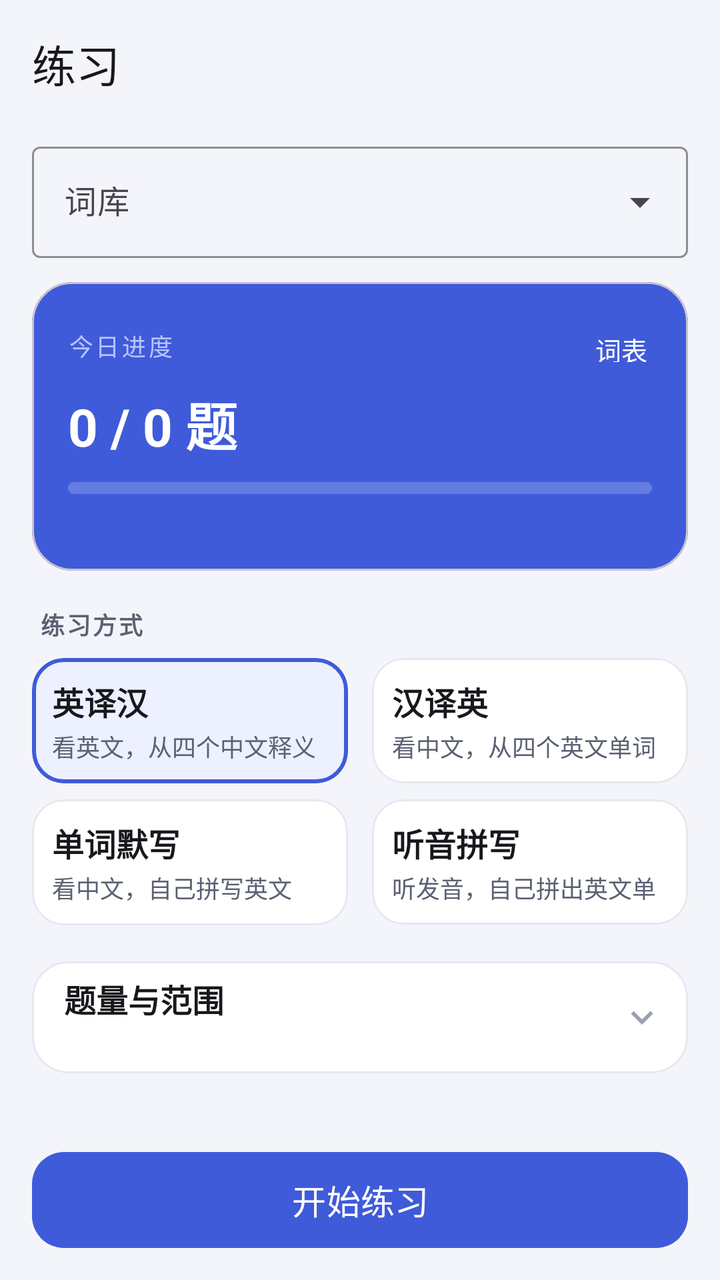
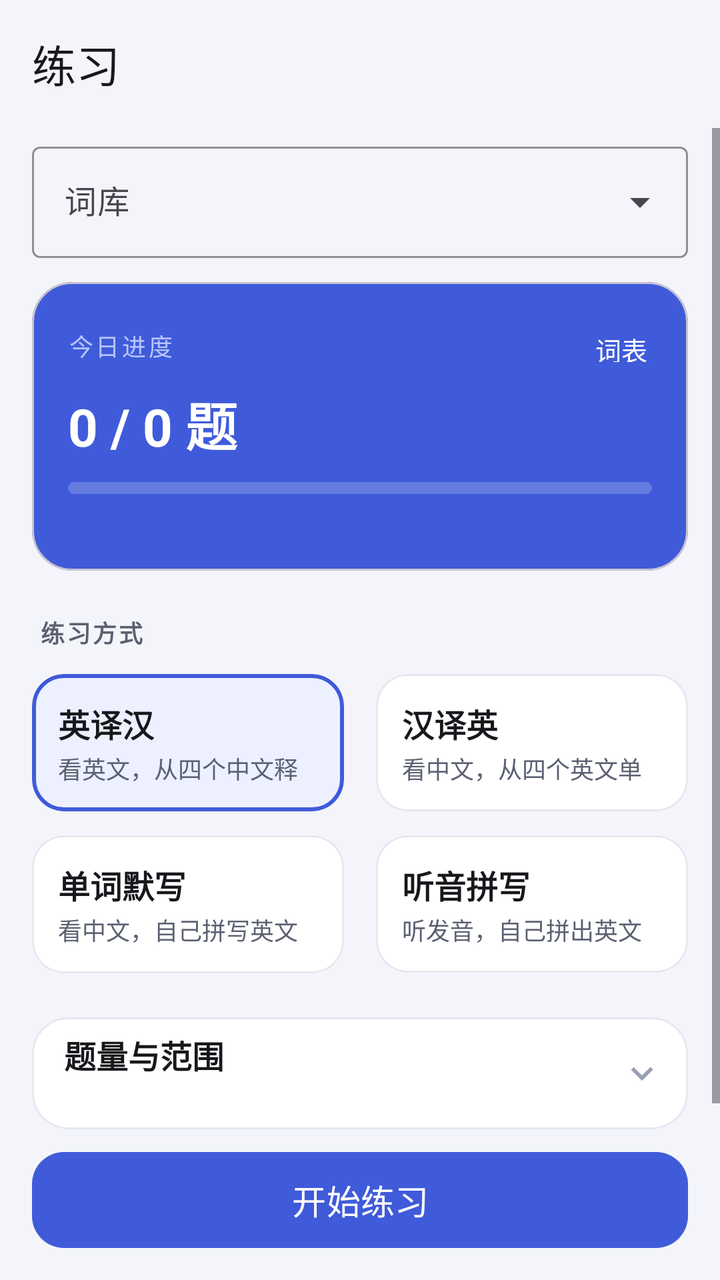

An Android layout rendered at two revisions. The XML below is the earlier revision; the diff shows what the commit changed to produce the second picture.
<!-- AndroidManifest.xml: application theme Theme.WordDrill -->
<!-- res/layout/fragment_practice.xml -->
<?xml version="1.0" encoding="utf-8"?>
<LinearLayout xmlns:android="http://schemas.android.com/apk/res/android"
    xmlns:app="http://schemas.android.com/apk/res-auto"
    android:id="@+id/root"
    android:layout_width="match_parent"
    android:layout_height="match_parent"
    android:background="@color/bg"
    android:focusableInTouchMode="true"
    android:orientation="vertical">

    <com.google.android.material.appbar.MaterialToolbar
        android:id="@+id/toolbar"
        style="@style/Toolbar.WordDrill"
        android:layout_width="match_parent"
        android:layout_height="?attr/actionBarSize"
        app:title="@string/tab_practice"
        app:titleTextAppearance="@style/TextAppearance.Material3.TitleLarge" />

    <ScrollView
        android:layout_width="match_parent"
        android:layout_height="0dp"
        android:layout_weight="1"
        android:clipToPadding="false"
        android:fillViewport="true">

        <LinearLayout
            android:layout_width="match_parent"
            android:layout_height="wrap_content"
            android:orientation="vertical"
            android:paddingStart="16dp"
            android:paddingTop="4dp"
            android:paddingEnd="16dp"
            android:paddingBottom="16dp">

            <com.google.android.material.textfield.TextInputLayout
                android:id="@+id/tilBook"
                style="@style/Widget.Material3.TextInputLayout.OutlinedBox.ExposedDropdownMenu"
                android:layout_width="match_parent"
                android:layout_height="wrap_content"
                android:hint="@string/label_book"
                app:boxStrokeColor="@color/brand">

                <com.google.android.material.textfield.MaterialAutoCompleteTextView
                    android:id="@+id/etBook"
                    android:layout_width="match_parent"
                    android:layout_height="wrap_content"
                    android:cursorVisible="false"
                    android:focusable="false"
                    android:focusableInTouchMode="false"
                    android:inputType="none"
                    android:textSize="16sp" />
            </com.google.android.material.textfield.TextInputLayout>

            <com.google.android.material.card.MaterialCardView
                android:id="@+id/cardProgress"
                android:layout_width="match_parent"
                android:layout_height="wrap_content"
                android:layout_marginTop="12dp"
                android:clickable="true"
                android:focusable="true"
                android:foreground="?attr/selectableItemBackground"
                app:cardBackgroundColor="@color/brand"
                app:cardCornerRadius="20dp"
                app:cardElevation="0dp">

                <LinearLayout
                    android:layout_width="match_parent"
                    android:layout_height="wrap_content"
                    android:orientation="vertical"
                    android:paddingStart="18dp"
                    android:paddingTop="14dp"
                    android:paddingEnd="10dp"
                    android:paddingBottom="14dp">

                    <LinearLayout
                        android:layout_width="match_parent"
                        android:layout_height="wrap_content"
                        android:gravity="center_vertical"
                        android:orientation="horizontal">

                        <TextView
                            android:layout_width="0dp"
                            android:layout_height="wrap_content"
                            android:layout_weight="1"
                            android:letterSpacing="0.1"
                            android:text="@string/report_today"
                            android:textColor="#B9C4FF"
                            android:textSize="12sp" />

                        <com.google.android.material.button.MaterialButton
                            android:id="@+id/btnOpenList"
                            style="@style/Widget.Material3.Button.TextButton"
                            android:layout_width="wrap_content"
                            android:layout_height="36dp"
                            android:minWidth="0dp"
                            android:paddingStart="10dp"
                            android:paddingEnd="10dp"
                            android:text="@string/label_word_list"
                            android:textColor="@color/white"
                            android:textSize="13sp" />
                    </LinearLayout>

                    <TextView
                        android:id="@+id/tvHeroTitle"
                        style="@style/Text.Hero"
                        android:layout_width="wrap_content"
                        android:layout_height="wrap_content"
                        android:layout_marginTop="2dp"
                        android:text="0 / 0 题" />

                    <com.google.android.material.progressindicator.LinearProgressIndicator
                        android:id="@+id/pbHero"
                        android:layout_width="match_parent"
                        android:layout_height="wrap_content"
                        android:layout_marginTop="10dp"
                        android:layout_marginEnd="8dp"
                        android:max="100"
                        app:indicatorColor="@color/white"
                        app:trackColor="#33FFFFFF"
                        app:trackCornerRadius="3dp"
                        app:trackStopIndicatorSize="0dp"
                        app:trackThickness="6dp" />

                    <TextView
                        android:id="@+id/tvHeroSub"
                        android:layout_width="match_parent"
                        android:layout_height="wrap_content"
                        android:layout_marginTop="8dp"
                        android:layout_marginEnd="8dp"
                        android:textColor="#B9C4FF"
                        android:textSize="12sp" />
                </LinearLayout>
            </com.google.android.material.card.MaterialCardView>

            <com.google.android.material.button.MaterialButton
                android:id="@+id/btnReviewNow"
                style="@style/Widget.Material3.Button.TonalButton"
                android:layout_width="match_parent"
                android:layout_height="48dp"
                android:layout_marginTop="10dp"
                android:text="@string/action_review"
                android:textSize="14sp"
                android:visibility="gone"
                app:cornerRadius="14dp" />

            <TextView
                style="@style/Text.SectionLabel"
                android:layout_width="wrap_content"
                android:layout_height="wrap_content"
                android:layout_marginTop="18dp"
                android:layout_marginStart="4dp"
                android:text="@string/label_mode" />

            <LinearLayout
                android:layout_width="match_parent"
                android:layout_height="wrap_content"
                android:layout_marginTop="8dp"
                android:baselineAligned="false"
                android:orientation="horizontal">

                <com.google.android.material.card.MaterialCardView
                    android:id="@+id/cardEnZh"
                    android:layout_width="0dp"
                    android:layout_height="wrap_content"
                    android:layout_marginEnd="6dp"
                    android:layout_weight="1"
                    android:clickable="true"
                    android:focusable="true"
                    android:foreground="?attr/selectableItemBackground"
                    app:cardBackgroundColor="@color/brand_soft"
                    app:cardCornerRadius="16dp"
                    app:cardElevation="0dp"
                    app:strokeColor="@color/brand"
                    app:strokeWidth="2dp">

                    <LinearLayout
                        android:layout_width="match_parent"
                        android:layout_height="wrap_content"
                        android:orientation="vertical"
                        android:padding="10dp">

                        <TextView
                            style="@style/Text.CardTitle"
                            android:layout_width="wrap_content"
                            android:layout_height="wrap_content"
                            android:text="@string/mode_en_zh" />

                        <TextView
                            style="@style/Text.CardSubtitle"
                            android:layout_width="match_parent"
                            android:layout_height="wrap_content"
                            android:layout_marginTop="2dp"
                            android:maxLines="1"
                            android:text="@string/mode_en_zh_desc" />
                    </LinearLayout>
                </com.google.android.material.card.MaterialCardView>

                <com.google.android.material.card.MaterialCardView
                    android:id="@+id/cardZhEn"
                    android:layout_width="0dp"
                    android:layout_height="wrap_content"
                    android:layout_marginStart="6dp"
                    android:layout_weight="1"
                    android:clickable="true"
                    android:focusable="true"
                    android:foreground="?attr/selectableItemBackground"
                    app:cardBackgroundColor="@color/surface"
                    app:cardCornerRadius="16dp"
                    app:cardElevation="0dp"
                    app:strokeColor="@color/divider"
                    app:strokeWidth="1dp">

                    <LinearLayout
                        android:layout_width="match_parent"
                        android:layout_height="wrap_content"
                        android:orientation="vertical"
                        android:padding="10dp">

                        <TextView
                            style="@style/Text.CardTitle"
                            android:layout_width="wrap_content"
                            android:layout_height="wrap_content"
                            android:text="@string/mode_zh_en" />

                        <TextView
                            style="@style/Text.CardSubtitle"
                            android:layout_width="match_parent"
                            android:layout_height="wrap_content"
                            android:layout_marginTop="2dp"
                            android:maxLines="1"
                            android:text="@string/mode_zh_en_desc" />
                    </LinearLayout>
                </com.google.android.material.card.MaterialCardView>
            </LinearLayout>

            <LinearLayout
                android:layout_width="match_parent"
                android:layout_height="wrap_content"
                android:layout_marginTop="8dp"
                android:baselineAligned="false"
                android:orientation="horizontal">

                <com.google.android.material.card.MaterialCardView
                    android:id="@+id/cardSpell"
                    android:layout_width="0dp"
                    android:layout_height="wrap_content"
                    android:layout_marginEnd="6dp"
                    android:layout_weight="1"
                    android:clickable="true"
                    android:focusable="true"
                    android:foreground="?attr/selectableItemBackground"
                    app:cardBackgroundColor="@color/surface"
                    app:cardCornerRadius="16dp"
                    app:cardElevation="0dp"
                    app:strokeColor="@color/divider"
                    app:strokeWidth="1dp">

                    <LinearLayout
                        android:layout_width="match_parent"
                        android:layout_height="wrap_content"
                        android:orientation="vertical"
                        android:padding="10dp">

                        <TextView
                            style="@style/Text.CardTitle"
                            android:layout_width="wrap_content"
                            android:layout_height="wrap_content"
                            android:text="@string/mode_spell" />

                        <TextView
                            style="@style/Text.CardSubtitle"
                            android:layout_width="match_parent"
                            android:layout_height="wrap_content"
                            android:layout_marginTop="2dp"
                            android:maxLines="1"
                            android:text="@string/mode_spell_desc" />
                    </LinearLayout>
                </com.google.android.material.card.MaterialCardView>

                <com.google.android.material.card.MaterialCardView
                    android:id="@+id/cardListen"
                    android:layout_width="0dp"
                    android:layout_height="wrap_content"
                    android:layout_marginStart="6dp"
                    android:layout_weight="1"
                    android:clickable="true"
                    android:focusable="true"
                    android:foreground="?attr/selectableItemBackground"
                    app:cardBackgroundColor="@color/surface"
                    app:cardCornerRadius="16dp"
                    app:cardElevation="0dp"
                    app:strokeColor="@color/divider"
                    app:strokeWidth="1dp">

                    <LinearLayout
                        android:layout_width="match_parent"
                        android:layout_height="wrap_content"
                        android:orientation="vertical"
                        android:padding="10dp">

                        <TextView
                            style="@style/Text.CardTitle"
                            android:layout_width="wrap_content"
                            android:layout_height="wrap_content"
                            android:text="@string/mode_listen" />

                        <TextView
                            style="@style/Text.CardSubtitle"
                            android:layout_width="match_parent"
                            android:layout_height="wrap_content"
                            android:layout_marginTop="2dp"
                            android:maxLines="1"
                            android:text="@string/mode_listen_desc" />
                    </LinearLayout>
                </com.google.android.material.card.MaterialCardView>
            </LinearLayout>

            <com.google.android.material.card.MaterialCardView
                android:layout_width="match_parent"
                android:layout_height="wrap_content"
                android:layout_marginTop="18dp"
                app:cardBackgroundColor="@color/surface"
                app:cardCornerRadius="18dp"
                app:cardElevation="0dp"
                app:strokeColor="@color/divider"
                app:strokeWidth="1dp">

                <LinearLayout
                    android:layout_width="match_parent"
                    android:layout_height="wrap_content"
                    android:orientation="vertical">

                    <LinearLayout
                        android:id="@+id/rowSettings"
                        android:layout_width="match_parent"
                        android:layout_height="wrap_content"
                        android:background="?attr/selectableItemBackground"
                        android:clickable="true"
                        android:focusable="true"
                        android:gravity="center_vertical"
                        android:minHeight="56dp"
                        android:orientation="horizontal"
                        android:paddingStart="16dp"
                        android:paddingEnd="12dp">

                        <LinearLayout
                            android:layout_width="0dp"
                            android:layout_height="wrap_content"
                            android:layout_weight="1"
                            android:orientation="vertical">

                            <TextView
                                style="@style/Text.CardTitle"
                                android:layout_width="wrap_content"
                                android:layout_height="wrap_content"
                                android:text="@string/label_count_range" />

                            <TextView
                                android:id="@+id/tvSettingsSummary"
                                android:layout_width="wrap_content"
                                android:layout_height="wrap_content"
                                android:layout_marginTop="2dp"
                                android:textColor="@color/text_hint"
                                android:textSize="12sp" />
                        </LinearLayout>

                        <ImageView
                            android:id="@+id/ivExpand"
                            android:layout_width="22dp"
                            android:layout_height="22dp"
                            android:contentDescription="@null"
                            android:rotation="90"
                            android:src="@drawable/ic_chevron_right"
                            app:tint="@color/text_hint" />
                    </LinearLayout>

                    <LinearLayout
                        android:id="@+id/settingsBody"
                        android:layout_width="match_parent"
                        android:layout_height="wrap_content"
                        android:orientation="vertical"
                        android:paddingStart="16dp"
                        android:paddingEnd="16dp"
                        android:paddingBottom="16dp"
                        android:visibility="gone">

                        <View
                            android:layout_width="match_parent"
                            android:layout_height="1dp"
                            android:layout_marginBottom="14dp"
                            android:background="@color/divider" />

                        <LinearLayout
                            android:layout_width="match_parent"
                            android:layout_height="wrap_content"
                            android:gravity="center_vertical"
                            android:orientation="horizontal">

                            <TextView
                                android:layout_width="0dp"
                                android:layout_height="wrap_content"
                                android:layout_weight="1"
                                android:text="@string/label_count"
                                android:textColor="@color/text_primary"
                                android:textSize="14sp" />

                            <com.google.android.material.textfield.TextInputLayout
                                android:id="@+id/tilCount"
                                style="@style/Widget.Material3.TextInputLayout.OutlinedBox"
                                android:layout_width="96dp"
                                android:layout_height="wrap_content"
                                app:boxStrokeColor="@color/brand">

                                <com.google.android.material.textfield.TextInputEditText
                                    android:id="@+id/etCount"
                                    android:layout_width="match_parent"
                                    android:layout_height="wrap_content"
                                    android:gravity="center"
                                    android:imeOptions="actionDone"
                                    android:inputType="number"
                                    android:maxLength="3"
                                    android:text="20"
                                    android:textSize="16sp" />
                            </com.google.android.material.textfield.TextInputLayout>
                        </LinearLayout>

                        <TextView
                            android:id="@+id/tvRangeHint"
                            android:layout_width="match_parent"
                            android:layout_height="wrap_content"
                            android:layout_marginTop="14dp"
                            android:text="@string/label_range"
                            android:textColor="@color/text_primary"
                            android:textSize="14sp" />

                        <TextView
                            android:id="@+id/tvRangeSub"
                            android:layout_width="wrap_content"
                            android:layout_height="wrap_content"
                            android:layout_marginTop="2dp"
                            android:textColor="@color/text_hint"
                            android:textSize="12sp" />

                        <LinearLayout
                            android:layout_width="match_parent"
                            android:layout_height="wrap_content"
                            android:layout_marginTop="8dp"
                            android:baselineAligned="false"
                            android:orientation="horizontal">

                            <com.google.android.material.textfield.TextInputLayout
                                style="@style/Widget.Material3.TextInputLayout.OutlinedBox"
                                android:layout_width="0dp"
                                android:layout_height="wrap_content"
                                android:layout_marginEnd="8dp"
                                android:layout_weight="1"
                                android:hint="@string/range_start">

                                <com.google.android.material.textfield.TextInputEditText
                                    android:id="@+id/etStart"
                                    android:layout_width="match_parent"
                                    android:layout_height="wrap_content"
                                    android:imeOptions="actionNext"
                                    android:inputType="number"
                                    android:maxLength="5"
                                    android:textSize="16sp" />
                            </com.google.android.material.textfield.TextInputLayout>

                            <com.google.android.material.textfield.TextInputLayout
                                style="@style/Widget.Material3.TextInputLayout.OutlinedBox"
                                android:layout_width="0dp"
                                android:layout_height="wrap_content"
                                android:layout_weight="1"
                                android:hint="@string/range_end">

                                <com.google.android.material.textfield.TextInputEditText
                                    android:id="@+id/etEnd"
                                    android:layout_width="match_parent"
                                    android:layout_height="wrap_content"
                                    android:imeOptions="actionDone"
                                    android:inputType="number"
                                    android:maxLength="5"
                                    android:textSize="16sp" />
                            </com.google.android.material.textfield.TextInputLayout>
                        </LinearLayout>

                        <com.google.android.material.checkbox.MaterialCheckBox
                            android:id="@+id/cbAllowRepeat"
                            android:layout_width="match_parent"
                            android:layout_height="wrap_content"
                            android:layout_marginTop="10dp"
                            android:minHeight="48dp"
                            android:text="@string/allow_repeat"
                            android:textSize="14sp" />
                    </LinearLayout>
                </LinearLayout>
            </com.google.android.material.card.MaterialCardView>
        </LinearLayout>
    </ScrollView>

    <com.google.android.material.button.MaterialButton
        android:id="@+id/btnStart"
        android:layout_width="match_parent"
        android:layout_height="56dp"
        android:layout_marginStart="16dp"
        android:layout_marginTop="6dp"
        android:layout_marginEnd="16dp"
        android:layout_marginBottom="12dp"
        android:text="@string/start_practice"
        android:textSize="17sp"
        app:cornerRadius="16dp" />
</LinearLayout>
<!-- resources referenced by this layout -->
<resources>
  <color name="bg">#F4F5FA</color>
  <color name="brand">#3F5BD9</color>
  <color name="brand_soft">#ECF0FF</color>
  <color name="divider">#E6E8F0</color>
  <color name="surface">#FFFFFF</color>
  <color name="text_hint">#9AA0B0</color>
  <color name="text_primary">#17181C</color>
  <color name="white">#FFFFFF</color>
  <!-- drawable ic_chevron_right (drawable) -->
  <?xml version="1.0" encoding="utf-8"?>
  <vector xmlns:android="http://schemas.android.com/apk/res/android"
      android:width="24dp"
      android:height="24dp"
      android:viewportWidth="24"
      android:viewportHeight="24">
      <path
          android:fillColor="#FFFFFF"
          android:pathData="M10,6L8.59,7.41 13.17,12l-4.58,4.59L10,18l6,-6z" />
  </vector>
  <string name="action_review">复习今日到期的单词</string>
  <string name="allow_repeat">允许重复抽到已练过的单词</string>
  <string name="label_book">词库</string>
  <string name="label_count">每次题量</string>
  <string name="label_count_range">题量与范围</string>
  <string name="label_mode">练习方式</string>
  <string name="label_range">练习范围（词库索引）</string>
  <string name="label_word_list">词表</string>
  <string name="mode_en_zh">英译汉</string>
  <string name="mode_en_zh_desc">看英文，从四个中文释义中选</string>
  <string name="mode_listen">听音拼写</string>
  <string name="mode_listen_desc">听发音，自己拼出英文单词</string>
  <string name="mode_spell">单词默写</string>
  <string name="mode_spell_desc">看中文，自己拼写英文</string>
  <string name="mode_zh_en">汉译英</string>
  <string name="mode_zh_en_desc">看中文，从四个英文单词中选</string>
  <string name="range_end">结束</string>
  <string name="range_start">起始</string>
  <string name="report_today">今日进度</string>
  <string name="start_practice">开始练习</string>
  <string name="tab_practice">练习</string>
  <style name="Text.CardSubtitle" parent="">
          <item name="android:textSize">12sp</item>
          <item name="android:textColor">@color/text_secondary</item>
      </style>
  <style name="Text.CardTitle" parent="">
          <item name="android:textSize">16sp</item>
          <item name="android:textColor">@color/text_primary</item>
          <item name="android:textStyle">bold</item>
      </style>
  <style name="Text.Hero" parent="">
          <item name="android:textSize">26sp</item>
          <item name="android:textColor">@color/white</item>
          <item name="android:textStyle">bold</item>
      </style>
  <style name="Text.SectionLabel" parent="">
          <item name="android:textSize">12sp</item>
          <item name="android:textColor">@color/text_secondary</item>
          <item name="android:letterSpacing">0.08</item>
          <item name="android:textStyle">bold</item>
      </style>
  <style name="Toolbar.WordDrill" parent="Widget.Material3.Toolbar">
          <item name="android:background">@color/bg</item>
          <item name="titleTextColor">@color/text_primary</item>
          <item name="subtitleTextColor">@color/text_secondary</item>
          <item name="navigationIconTint">@color/text_primary</item>
      </style>
  <style name="Theme.WordDrill" parent="Theme.Material3.DayNight.NoActionBar">
          <item name="colorPrimary">@color/brand</item>
          <item name="colorOnPrimary">@color/white</item>
          <item name="colorPrimaryContainer">@color/brand_container</item>
          <item name="colorOnPrimaryContainer">@color/brand_dark</item>
          <item name="colorSecondary">@color/accent</item>
          <item name="colorSurface">@color/surface</item>
          <item name="android:colorBackground">@color/bg</item>
          <item name="android:windowBackground">@color/bg</item>
          <item name="android:statusBarColor">@color/bg</item>
          <item name="android:navigationBarColor">@color/bg</item>
          <item name="android:windowLightStatusBar">@bool/light_status_bar</item>
      </style>
  <color name="text_secondary">#5B6172</color>
  <color name="brand_container">#E4E9FF</color>
  <color name="brand_dark">#1D2B6B</color>
  <color name="accent">#F2A03D</color>
</resources>

<!-- the commit's change to res/layout/fragment_practice.xml (unified diff, before → after) -->
@@ -147,14 +147,14 @@
                 style="@style/Text.SectionLabel"
                 android:layout_width="wrap_content"
                 android:layout_height="wrap_content"
-                android:layout_marginTop="18dp"
+                android:layout_marginTop="22dp"
                 android:layout_marginStart="4dp"
                 android:text="@string/label_mode" />
 
             <LinearLayout
                 android:layout_width="match_parent"
                 android:layout_height="wrap_content"
-                android:layout_marginTop="8dp"
+                android:layout_marginTop="12dp"
                 android:baselineAligned="false"
                 android:orientation="horizontal">
 
@@ -162,7 +162,7 @@
                     android:id="@+id/cardEnZh"
                     android:layout_width="0dp"
                     android:layout_height="wrap_content"
-                    android:layout_marginEnd="6dp"
+                    android:layout_marginEnd="8dp"
                     android:layout_weight="1"
                     android:clickable="true"
                     android:focusable="true"
@@ -177,7 +177,7 @@
                         android:layout_width="match_parent"
                         android:layout_height="wrap_content"
                         android:orientation="vertical"
-                        android:padding="10dp">
+                        android:padding="13dp">
 
                         <TextView
                             style="@style/Text.CardTitle"
@@ -199,7 +199,7 @@
                     android:id="@+id/cardZhEn"
                     android:layout_width="0dp"
                     android:layout_height="wrap_content"
-                    android:layout_marginStart="6dp"
+                    android:layout_marginStart="8dp"
                     android:layout_weight="1"
                     android:clickable="true"
                     android:focusable="true"
@@ -214,7 +214,7 @@
                         android:layout_width="match_parent"
                         android:layout_height="wrap_content"
                         android:orientation="vertical"
-                        android:padding="10dp">
+                        android:padding="13dp">
 
                         <TextView
                             style="@style/Text.CardTitle"
@@ -236,7 +236,7 @@
             <LinearLayout
                 android:layout_width="match_parent"
                 android:layout_height="wrap_content"
-                android:layout_marginTop="8dp"
+                android:layout_marginTop="12dp"
                 android:baselineAligned="false"
                 android:orientation="horizontal">
 
@@ -244,7 +244,7 @@
                     android:id="@+id/cardSpell"
                     android:layout_width="0dp"
                     android:layout_height="wrap_content"
-                    android:layout_marginEnd="6dp"
+                    android:layout_marginEnd="8dp"
                     android:layout_weight="1"
                     android:clickable="true"
                     android:focusable="true"
@@ -259,7 +259,7 @@
                         android:layout_width="match_parent"
                         android:layout_height="wrap_content"
                         android:orientation="vertical"
-                        android:padding="10dp">
+                        android:padding="13dp">
 
                         <TextView
                             style="@style/Text.CardTitle"
@@ -281,7 +281,7 @@
                     android:id="@+id/cardListen"
                     android:layout_width="0dp"
                     android:layout_height="wrap_content"
-                    android:layout_marginStart="6dp"
+                    android:layout_marginStart="8dp"
                     android:layout_weight="1"
                     android:clickable="true"
                     android:focusable="true"
@@ -296,7 +296,7 @@
                         android:layout_width="match_parent"
                         android:layout_height="wrap_content"
                         android:orientation="vertical"
-                        android:padding="10dp">
+                        android:padding="13dp">
 
                         <TextView
                             style="@style/Text.CardTitle"
@@ -318,7 +318,7 @@
             <com.google.android.material.card.MaterialCardView
                 android:layout_width="match_parent"
                 android:layout_height="wrap_content"
-                android:layout_marginTop="18dp"
+                android:layout_marginTop="22dp"
                 app:cardBackgroundColor="@color/surface"
                 app:cardCornerRadius="18dp"
                 app:cardElevation="0dp"
